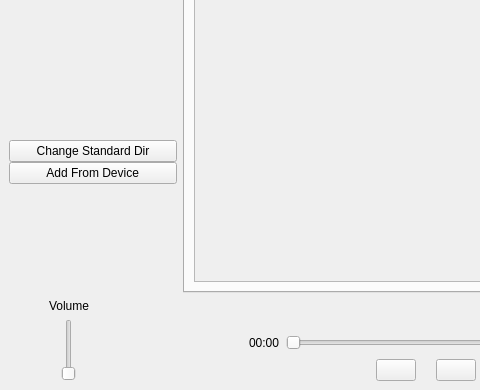
Above: src/mainpage.ui from NiskashY/AudioPlayer before the change; both pictures show x 0 to 480 and y 210 to 600 of the 946 by 600 pixel window. Below: the same form after it.
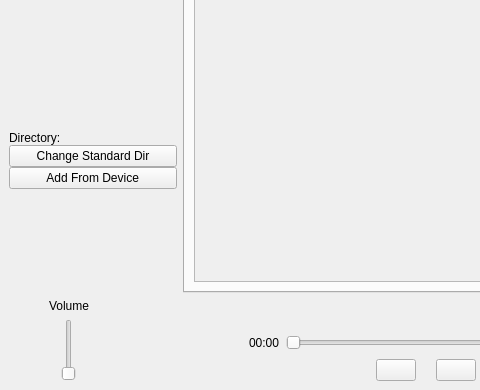
That is the form after the change.

The edit to the form file:
```diff
--- a/src/mainpage.ui
+++ b/src/mainpage.ui
@@ -120,6 +120,30 @@
               </property>
              </spacer>
             </item>
+            <item>
+             <layout class="QHBoxLayout" name="horizontalLayout_2">
+              <item>
+               <widget class="QLabel" name="dirLabel">
+                <property name="sizePolicy">
+                 <sizepolicy hsizetype="Minimum" vsizetype="Minimum">
+                  <horstretch>0</horstretch>
+                  <verstretch>0</verstretch>
+                 </sizepolicy>
+                </property>
+                <property name="text">
+                 <string>Directory:</string>
+                </property>
+               </widget>
+              </item>
+              <item>
+               <widget class="QLabel" name="standardDirLabel">
+                <property name="text">
+                 <string/>
+                </property>
+               </widget>
+              </item>
+             </layout>
+            </item>
             <item>
              <widget class="QPushButton" name="changeDirButton">
               <property name="text">
```
